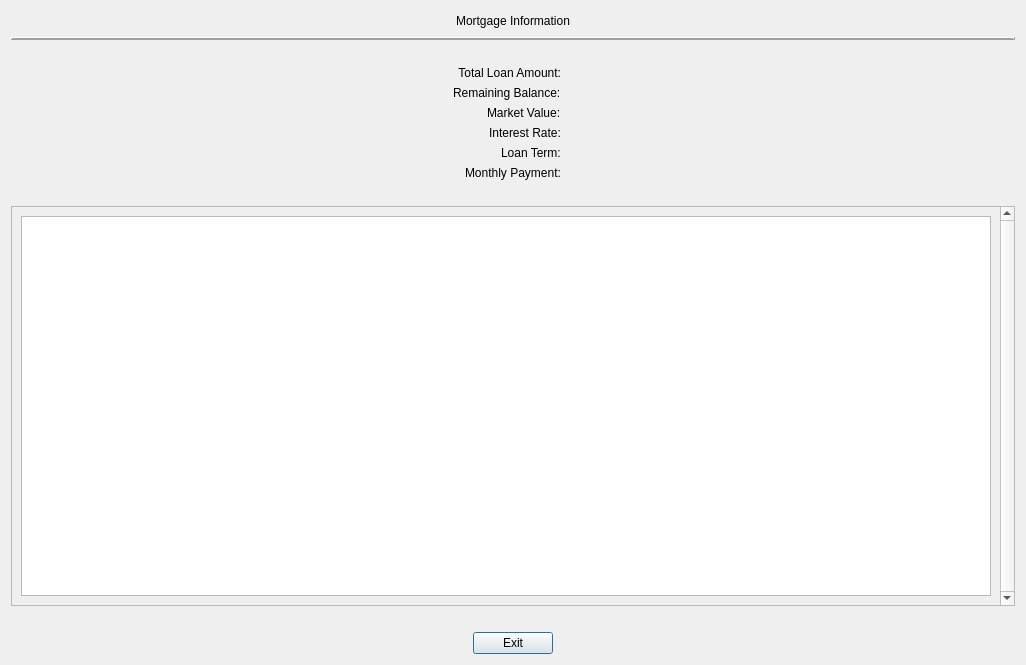
Old version of the form CashFlowManager/mortgagesummarydialog.ui in the repository epw7856/CashFlowManager.
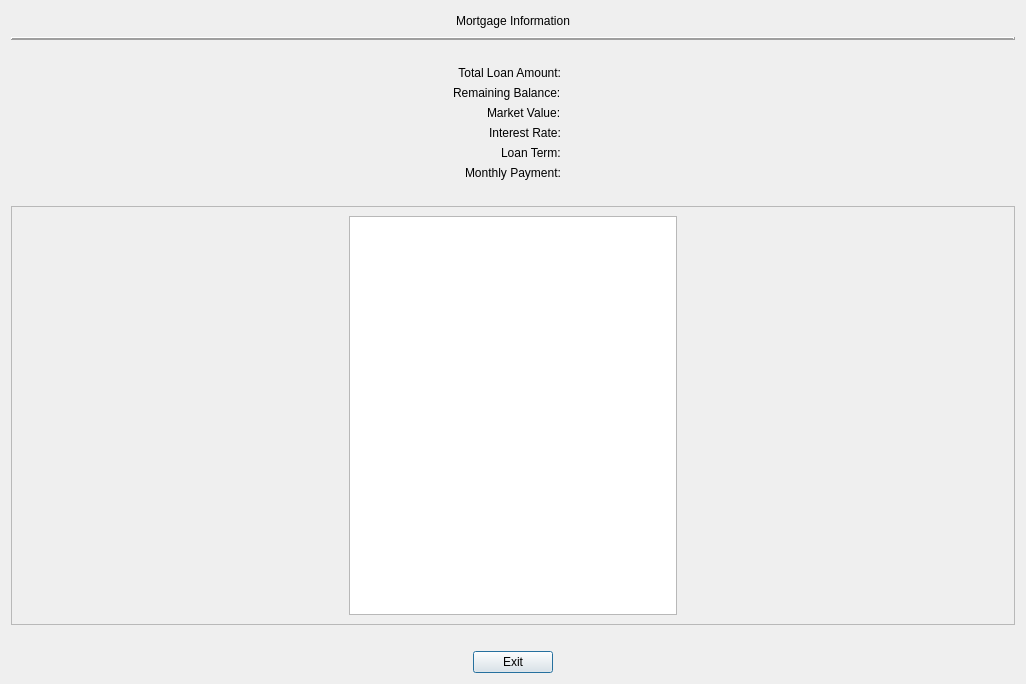
New version of the form.

Commit message: Updated the mortgage summary dialog to be full resizable.

```diff
--- a/CashFlowManager/mortgagesummarydialog.ui
+++ b/CashFlowManager/mortgagesummarydialog.ui
@@ -10,7 +10,7 @@
     <x>0</x>
     <y>0</y>
     <width>1026</width>
-    <height>658</height>
+    <height>684</height>
    </rect>
   </property>
   <property name="windowTitle">
@@ -245,17 +245,17 @@
     </spacer>
    </item>
    <item>
-    <layout class="QHBoxLayout" name="horizontalLayout_2">
+    <layout class="QVBoxLayout" name="verticalLayout_3">
      <item>
       <widget class="QScrollArea" name="scrollArea">
        <property name="minimumSize">
         <size>
          <width>100</width>
-         <height>400</height>
+         <height>100</height>
         </size>
        </property>
        <property name="verticalScrollBarPolicy">
-        <enum>Qt::ScrollBarAlwaysOn</enum>
+        <enum>Qt::ScrollBarAsNeeded</enum>
        </property>
        <property name="widgetResizable">
         <bool>true</bool>
@@ -265,7 +265,7 @@
          <rect>
           <x>0</x>
           <y>0</y>
-          <width>987</width>
+          <width>1004</width>
           <height>398</height>
          </rect>
         </property>
@@ -277,6 +277,21 @@
         </property>
         <layout class="QVBoxLayout" name="verticalLayout_2">
          <item>
+          <layout class="QHBoxLayout" name="horizontalLayout_2">
+           <item>
+            <spacer name="horizontalSpacer_5">
+             <property name="orientation">
+              <enum>Qt::Horizontal</enum>
+             </property>
+             <property name="sizeHint" stdset="0">
+              <size>
+               <width>40</width>
+               <height>20</height>
+              </size>
+             </property>
+            </spacer>
+           </item>
+           <item>
           <widget class="QTableView" name="tableViewMortgageSummary">
            <property name="minimumSize">
             <size>
@@ -308,6 +323,21 @@
             <number>25</number>
            </attribute>
           </widget>
+           </item>
+           <item>
+            <spacer name="horizontalSpacer_6">
+             <property name="orientation">
+              <enum>Qt::Horizontal</enum>
+             </property>
+             <property name="sizeHint" stdset="0">
+              <size>
+               <width>40</width>
+               <height>20</height>
+              </size>
+             </property>
+            </spacer>
+           </item>
+          </layout>
          </item>
         </layout>
        </widget>
```
Lines whose indentation alone changed are shown as unchanged. The commit also changes 1 other file.
